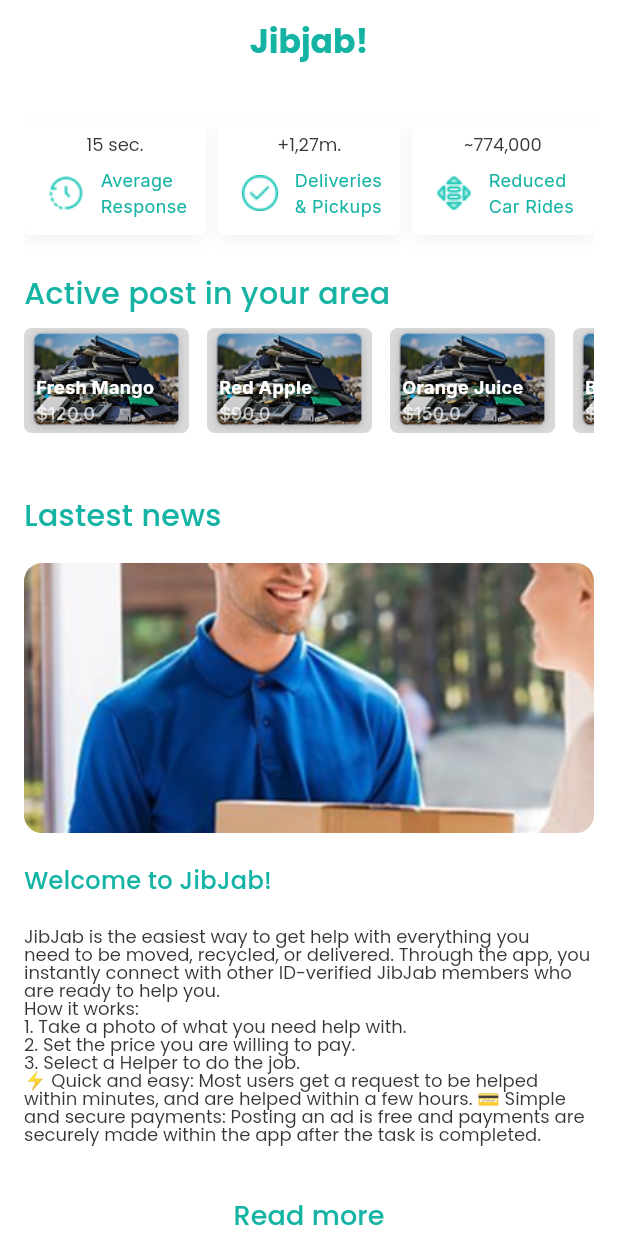
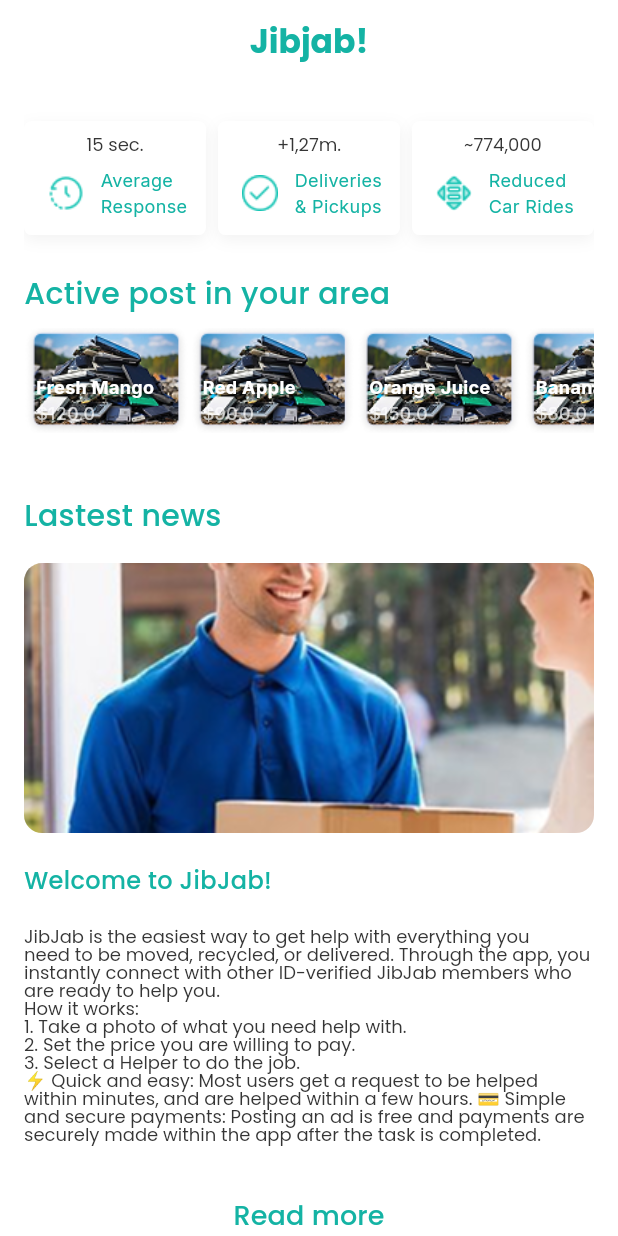
Before and after one commit to learnwithmotaleb/jibjab, a Flutter app: the HomeScreen screen opened by its route, on a phone screen of 412 x 824 dp. Run offline on Flutter 3.47's test engine with Material 3 defaults, Android fonts, the light colour scheme and no system bars; our stand-ins replace flutter_screenutil, flutter_spinkit, flutter_svg, fpdart, gap, get and 12 more; accounts and stored records are empty.

Commit message:
first commit

```diff
--- a/lib/core/routes/route_path.dart
+++ b/lib/core/routes/route_path.dart
@@ -23,6 +23,7 @@ class RoutePath {
   static const String navigation = '/NavigationBarScreen';
   static const String home = '/HomeScreen';
   static const String readMore = '/ReadMoreScreen';
+  static const String details = '/DetailsScreen';
 
 
 
--- a/lib/core/routes/routes.dart
+++ b/lib/core/routes/routes.dart
@@ -9,6 +9,8 @@ import 'package:jibjab/presentation/screens/auth/signup/screen/signup_screen.dar
 import 'package:jibjab/presentation/screens/auth/verification/screen/verification_screen.dart';
 import 'package:jibjab/presentation/screens/auth/verify/controller/verify_controller.dart';
 import 'package:jibjab/presentation/screens/auth/verify/screen/verify_screen.dart';
+import 'package:jibjab/presentation/screens/details/controller/details_controller.dart';
+import 'package:jibjab/presentation/screens/details/screen/details_screen.dart';
 import 'package:jibjab/presentation/screens/home/controller/home_controller.dart';
 import 'package:jibjab/presentation/screens/home/screen/home_screen.dart';
 import 'package:jibjab/presentation/screens/navigationbar/controller/navigationbar_controller.dart';
@@ -149,7 +151,14 @@ class AppRouter {
     ),
 
 
-
+    GetPage(
+      name: RoutePath.details,
+      page: () =>  DetailsScreen(),
+      transition: Transition.rightToLeft,
+      binding: BindingsBuilder(() {
+        Get.put(DetailsController());
+      }),
+    ),
 
 
 
--- a/lib/presentation/screens/home/screen/home_screen.dart
+++ b/lib/presentation/screens/home/screen/home_screen.dart
@@ -186,7 +186,7 @@ class _HomeScreenState extends State<HomeScreen> {
                     width: 303,
                     height: 48,
                     onPressed: () {
-                      Get.toNamed(RoutePath.readMore);
+                      Get.toNamed(RoutePath.details);
                     },
                     label: AppStrings.inviteAndEarn,
                   ),
@@ -274,7 +274,7 @@ class _HomeScreenState extends State<HomeScreen> {
         itemBuilder: (context, index) {
           final item = items[index];
           return Padding(
-            padding: const EdgeInsets.only(right: 12),
+            padding: const EdgeInsets.only(right: 1),
             child: ClipRRect(
               borderRadius: BorderRadius.circular(5),
               child: Stack(
@@ -291,7 +291,7 @@ class _HomeScreenState extends State<HomeScreen> {
                   Container(
                     width: 110,
                     height: 70,
-                    color: Colors.black.withOpacity(0.15),
+
                   ),
 
                   BackdropFilter(
--- a/lib/utils/assets_image/app_images.dart
+++ b/lib/utils/assets_image/app_images.dart
@@ -48,6 +48,16 @@ class AppImages {
 
 
 
+  //=======================Details=====================
+  static const String detailsImage = "assets/icons/details_image.jpg";
+  static const String nearByImage = "assets/icons/nearby2.jpg";
+  static const String motalebProfile = "assets/icons/motaleb.png";
+  static const String mapPicture = "assets/icons/map.png";
+
+
+
+
+
 
 
 
--- a/lib/utils/static_strings/static_strings.dart
+++ b/lib/utils/static_strings/static_strings.dart
@@ -206,6 +206,14 @@ class AppStrings {
  static const String notification = "Notification";
 
 
+ //===================================No Translate for Arabic Only just Text=====================
+  static const String orderPriority = "Order Priority :";
+  static const String deliveryAddress = "Delivery address : ";
+  static const String deliveryAddressBody = "Integer turpis quam, laoreet id orci nec, ultrices lacinia nunc. Aliquam erat vo";
+  static const String pickupAddress = "Pickup Address : ";
+  static const String pickupAddressBody = "901 Thornridge Cir. Shiloh, Hawaii 81063";
+  static const String advertiserWillNotBeAb = "Advertiser will not be able to help you carry any items";
+
 
 
 
--- a/pubspec.yaml
+++ b/pubspec.yaml
@@ -38,6 +38,8 @@ dependencies:
   webview_flutter: ^4.13.0
   video_player: ^2.10.1
   chewie: ^1.13.0
+  flutter_rating_bar: ^4.0.1
+  google_maps_flutter: ^2.14.0
 
 dev_dependencies:
   flutter_launcher_icons: ^0.14.4
```
Also changed, not shown: pubspec.lock, 3 other files.
